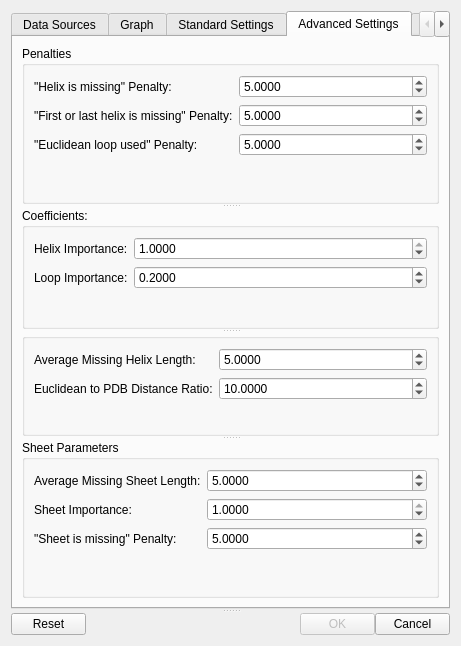
Above: Gorgon/src_ui/ui_dialog_sse_helix_correspondence_finder.ui from GorgonCryoEM/Gorgon before the change. Below: the same form after it.
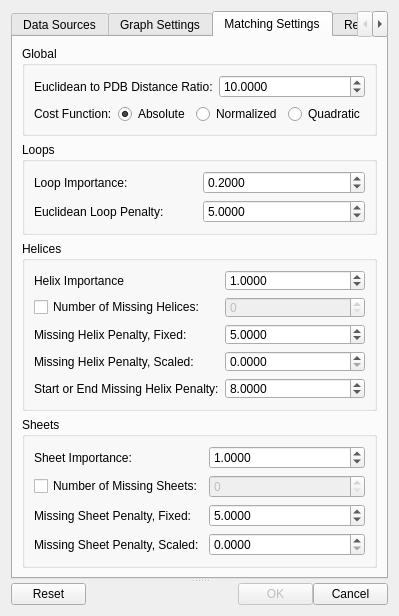
That is the form after the change. The open tabs and pages were chosen to show the change.

Commit message: Rearrange UI elements

```diff
--- a/Gorgon/src_ui/ui_dialog_sse_helix_correspondence_finder.ui
+++ b/Gorgon/src_ui/ui_dialog_sse_helix_correspondence_finder.ui
@@ -5,8 +5,8 @@
    <rect>
     <x>0</x>
     <y>0</y>
-    <width>445</width>
-    <height>646</height>
+    <width>382</width>
+    <height>616</height>
    </rect>
   </property>
   <property name="sizePolicy" >
@@ -71,10 +71,14 @@
        <attribute name="title" >
         <string>Data Sources</string>
        </attribute>
-       <layout class="QGridLayout" name="gridLayout_2" >
-        <item row="0" column="0" >
          <layout class="QVBoxLayout" name="verticalLayout" >
           <item>
+         <widget class="QGroupBox" name="groupBox_7" >
+          <property name="title" >
+           <string>Data Files</string>
+          </property>
+          <layout class="QGridLayout" name="gridLayout_2" >
+           <item row="0" column="0" >
            <layout class="QGridLayout" name="gridLayout" >
             <item row="0" column="0" >
              <widget class="QLabel" name="label_3" >
@@ -196,8 +200,25 @@
               </property>
              </widget>
             </item>
-            <item row="5" column="0" >
+            </layout>
+           </item>
+          </layout>
+         </widget>
+        </item>
+        <item>
+         <widget class="QGroupBox" name="groupBox_8" >
+          <property name="title" >
+           <string>Data Files, Graph Settings, and Matching Settings</string>
+          </property>
+          <layout class="QGridLayout" name="gridLayout_6" >
+           <item row="0" column="0" >
              <widget class="QLabel" name="label_20" >
+             <property name="minimumSize" >
+              <size>
+               <width>98</width>
+               <height>0</height>
+              </size>
+             </property>
               <property name="lineWidth" >
                <number>0</number>
               </property>
@@ -206,7 +227,7 @@
               </property>
              </widget>
             </item>
-            <item row="5" column="1" >
+           <item row="0" column="1" >
              <widget class="QLineEdit" name="lineEditSettingsFile" >
               <property name="enabled" >
                <bool>false</bool>
@@ -216,7 +237,7 @@
               </property>
              </widget>
             </item>
-            <item row="5" column="2" >
+           <item row="0" column="2" >
              <widget class="QPushButton" name="pushButtonGetSettingsFile" >
               <property name="text" >
                <string>...</string>
@@ -224,6 +245,7 @@
              </widget>
             </item>
            </layout>
+         </widget>
           </item>
           <item>
            <spacer name="verticalSpacer_2" >
@@ -232,19 +254,17 @@
             </property>
             <property name="sizeHint" stdset="0" >
              <size>
-              <width>20</width>
-              <height>40</height>
+            <width>338</width>
+            <height>198</height>
              </size>
             </property>
            </spacer>
-          </item>
-         </layout>
         </item>
        </layout>
       </widget>
       <widget class="QWidget" name="tabGraphSettings" >
        <attribute name="title" >
-        <string>Graph</string>
+        <string>Graph Settings</string>
        </attribute>
        <layout class="QVBoxLayout" name="verticalLayout_2" >
         <item>
@@ -272,7 +292,7 @@
             </size>
            </property>
            <property name="title" >
-            <string>Graph Parameters</string>
+            <string>Graph Settings</string>
            </property>
            <layout class="QGridLayout" name="gridLayout_4" >
             <item row="0" column="0" >
@@ -327,7 +347,7 @@
                </widget>
               </item>
               <item row="5" column="0" colspan="2" >
-               <widget class="QCheckBox" name="checkBoxPruneSkeleton" >
+               <widget class="QCheckBox" name="checkBoxIncludeSheets" >
                 <property name="sizePolicy" >
                  <sizepolicy vsizetype="Fixed" hsizetype="MinimumExpanding" >
                   <horstretch>0</horstretch>
@@ -376,7 +396,7 @@
                   <string>The maximum euclidean distance between possibly connected helices even if they are not connected in the skeleton</string>
                  </property>
                  <property name="text" >
-                  <string>Minimum Sheet Size</string>
+                  <string>Minimum Sheet Size:</string>
                  </property>
                 </widget>
                </widget>
@@ -398,6 +418,9 @@
                 <property name="layoutDirection" >
                  <enum>Qt::LeftToRight</enum>
                 </property>
+                <property name="maximum" >
+                 <number>99999</number>
+                </property>
                 <property name="value" >
                  <number>10</number>
                 </property>
@@ -431,7 +454,7 @@
                   <string>The maximum euclidean distance between possibly connected helices even if they are not connected in the skeleton</string>
                  </property>
                  <property name="text" >
-                  <string>Maximum Sheet Distance</string>
+                  <string>Maximum Sheet Distance:</string>
                  </property>
                 </widget>
                </widget>
@@ -486,7 +509,7 @@
                   </size>
                  </property>
                  <property name="text" >
-                  <string>Sheet Self-Loop Length</string>
+                  <string>Sheet Self-Loop Length:</string>
                  </property>
                 </widget>
                </widget>
@@ -604,7 +627,7 @@
            </property>
            <layout class="QGridLayout" name="gridLayout_5" >
             <item row="0" column="0" >
-             <widget class="QCheckBox" name="checkBoxShowSheetCorners_2" >
+             <widget class="QCheckBox" name="checkBoxShowSkeleton" >
               <property name="sizePolicy" >
                <sizepolicy vsizetype="Fixed" hsizetype="Preferred" >
                 <horstretch>0</horstretch>
@@ -627,7 +650,7 @@
              </widget>
             </item>
             <item row="2" column="0" >
-             <widget class="QCheckBox" name="checkBoxShowSheetCorners_3" >
+             <widget class="QCheckBox" name="checkBoxShowHelices" >
               <property name="sizePolicy" >
                <sizepolicy vsizetype="Fixed" hsizetype="Preferred" >
                 <horstretch>0</horstretch>
@@ -666,7 +689,7 @@
              </widget>
             </item>
             <item row="5" column="0" >
-             <widget class="QCheckBox" name="checkBoxShowSheetCorners_4" >
+             <widget class="QCheckBox" name="checkBoxShowSheets" >
               <property name="sizePolicy" >
                <sizepolicy vsizetype="Fixed" hsizetype="Preferred" >
                 <horstretch>0</horstretch>
@@ -735,7 +758,7 @@
                </size>
               </property>
               <property name="text" >
-               <string>Show Paths</string>
+               <string>Show All Loops</string>
               </property>
               <property name="tristate" >
                <bool>false</bool>
@@ -761,32 +784,58 @@
         </item>
        </layout>
       </widget>
-      <widget class="QWidget" name="tabStandardSettings" >
+      <widget class="QWidget" name="tabAdvancedSettings" >
        <attribute name="title" >
-        <string>Standard Settings</string>
+        <string>Matching Settings</string>
        </attribute>
-       <layout class="QVBoxLayout" name="verticalLayout_8" >
-        <item>
-         <widget class="QSplitter" name="splitter_2" >
-          <property name="orientation" >
-           <enum>Qt::Vertical</enum>
-          </property>
-          <widget class="QWidget" name="layoutWidget" >
            <layout class="QVBoxLayout" name="verticalLayout_4" >
             <item>
-             <widget class="QGroupBox" name="groupBoxCostFunction" >
-              <property name="sizePolicy" >
-               <sizepolicy vsizetype="Preferred" hsizetype="Expanding" >
-                <horstretch>0</horstretch>
-                <verstretch>0</verstretch>
-               </sizepolicy>
-              </property>
+         <widget class="QGroupBox" name="groupBox_6" >
               <property name="title" >
-               <string>Cost Function:</string>
-              </property>
+           <string>Global</string>
+          </property>
+          <layout class="QGridLayout" name="gridLayout_13" >
+           <item row="0" column="0" >
               <layout class="QVBoxLayout" name="verticalLayout_3" >
+             <item>
+              <layout class="QGridLayout" name="gridLayout_12" >
+               <item row="0" column="0" >
+                <widget class="QLabel" name="label_13" >
+                 <property name="text" >
+                  <string>Euclidean to PDB Distance Ratio:</string>
+                 </property>
+                </widget>
+               </item>
+               <item row="0" column="1" >
+                <widget class="QDoubleSpinBox" name="doubleSpinBoxEuclideanToPDBRatio" >
+                 <property name="sizePolicy" >
+                  <sizepolicy vsizetype="Fixed" hsizetype="Preferred" >
+                   <horstretch>0</horstretch>
+                   <verstretch>0</verstretch>
+                  </sizepolicy>
+                 </property>
+                 <property name="decimals" >
+                  <number>4</number>
+                 </property>
+                 <property name="maximum" >
+                  <double>10000000.000000000000000</double>
+                 </property>
+                 <property name="value" >
+                  <double>10.000000000000000</double>
+                 </property>
+                </widget>
+               </item>
+              </layout>
+             </item>
                <item>
                 <layout class="QHBoxLayout" name="horizontalLayout_3" >
+               <item>
+                <widget class="QLabel" name="label_22" >
+                 <property name="text" >
+                  <string>Cost Function:</string>
+                 </property>
+                </widget>
+               </item>
                  <item>
                   <widget class="QRadioButton" name="radioButtonAbsoluteDifference" >
                    <property name="sizePolicy" >
@@ -796,7 +845,7 @@
                     </sizepolicy>
                    </property>
                    <property name="text" >
-                    <string>Absolute Difference</string>
+                  <string>Absolute</string>
                    </property>
                    <property name="checked" >
                     <bool>true</bool>
@@ -812,7 +861,7 @@
                     </sizepolicy>
                    </property>
                    <property name="text" >
-                    <string>Normalized Difference</string>
+                  <string>Normalized</string>
                    </property>
                   </widget>
                  </item>
@@ -825,9 +874,11 @@
                     </sizepolicy>
                    </property>
                    <property name="text" >
-                    <string>Quadratic Error</string>
-                   </property>
-                  </widget>
+                  <string>Quadratic</string>
+                 </property>
+                </widget>
+               </item>
+              </layout>
                  </item>
                 </layout>
                </item>
@@ -835,56 +886,74 @@
              </widget>
             </item>
             <item>
-             <layout class="QFormLayout" name="formLayout_2" >
-              <property name="fieldGrowthPolicy" >
-               <enum>QFormLayout::AllNonFixedFieldsGrow</enum>
-              </property>
+         <widget class="QGroupBox" name="groupBox_2" >
+          <property name="title" >
+           <string>Loops</string>
+          </property>
+          <layout class="QGridLayout" name="gridLayout_9" >
               <item row="0" column="0" >
-               <widget class="QCheckBox" name="checkBoxMissingHelices" >
+            <layout class="QGridLayout" name="gridLayout_8" >
+             <item row="0" column="0" >
+              <widget class="QLabel" name="label_11" >
                 <property name="text" >
-                 <string>No of Missing Helices:</string>
+                <string>Loop Importance:</string>
                 </property>
                </widget>
               </item>
               <item row="0" column="1" >
-               <widget class="QSpinBox" name="spinBoxMissingHelixCount" >
-                <property name="enabled" >
-                 <bool>false</bool>
+              <widget class="QDoubleSpinBox" name="doubleSpinBoxLoopImportance" >
+               <property name="sizePolicy" >
+                <sizepolicy vsizetype="Fixed" hsizetype="Preferred" >
+                 <horstretch>0</horstretch>
+                 <verstretch>0</verstretch>
+                </sizepolicy>
+               </property>
+               <property name="decimals" >
+                <number>4</number>
+               </property>
+               <property name="maximum" >
+                <double>100.000000000000000</double>
+               </property>
+               <property name="singleStep" >
+                <double>0.100000000000000</double>
+               </property>
+               <property name="value" >
+                <double>0.200000000000000</double>
                 </property>
                </widget>
               </item>
               <item row="1" column="0" >
-               <widget class="QCheckBox" name="checkBoxMissingSheets" >
+              <widget class="QLabel" name="label_9" >
                 <property name="text" >
-                 <string>No of Missing Sheets</string>
+                <string>Euclidean Loop Penalty:</string>
                 </property>
                </widget>
               </item>
               <item row="1" column="1" >
-               <widget class="QSpinBox" name="spinBoxMissingSheetCount" >
-                <property name="enabled" >
-                 <bool>false</bool>
-                </property>
+              <widget class="QDoubleSpinBox" name="doubleSpinBoxEuclideanLoopUsedPenalty" >
+               <property name="sizePolicy" >
+                <sizepolicy vsizetype="Fixed" hsizetype="Preferred" >
+                 <horstretch>0</horstretch>
+                 <verstretch>0</verstretch>
+                </sizepolicy>
+               </property>
+               <property name="decimals" >
+                <number>4</number>
+               </property>
+               <property name="maximum" >
+                <double>999999999.999899983406067</double>
+               </property>
+               <property name="value" >
+                <double>5.000000000000000</double>
+               </property>
                </widget>
               </item>
              </layout>
             </item>
            </layout>
           </widget>
-         </widget>
         </item>
-       </layout>
-      </widget>
-      <widget class="QWidget" name="tabAdvancedSettings" >
-       <attribute name="title" >
-        <string>Advanced Settings</string>
-       </attribute>
-       <layout class="QVBoxLayout" name="verticalLayout_9" >
         <item>
-         <widget class="QSplitter" name="splitter_4" >
-          <property name="orientation" >
-           <enum>Qt::Vertical</enum>
-          </property>
           <widget class="QGroupBox" name="groupBox" >
            <property name="sizePolicy" >
             <sizepolicy vsizetype="Preferred" hsizetype="Preferred" >
@@ -893,7 +962,7 @@
             </sizepolicy>
            </property>
            <property name="title" >
-            <string>Penalties</string>
+           <string>Helices</string>
            </property>
            <property name="flat" >
             <bool>false</bool>
@@ -901,15 +970,60 @@
            <property name="checkable" >
             <bool>false</bool>
            </property>
-           <layout class="QFormLayout" name="formLayout_6" >
+          <layout class="QGridLayout" name="gridLayout_11" >
             <item row="0" column="0" >
+            <layout class="QGridLayout" name="gridLayout_7" >
+             <item row="0" column="0" >
+              <widget class="QLabel" name="label_10" >
+               <property name="text" >
+                <string>Helix Importance</string>
+               </property>
+              </widget>
+             </item>
+             <item row="0" column="1" >
+              <widget class="QDoubleSpinBox" name="doubleSpinBoxHelixImportance" >
+               <property name="sizePolicy" >
+                <sizepolicy vsizetype="Fixed" hsizetype="Preferred" >
+                 <horstretch>0</horstretch>
+                 <verstretch>0</verstretch>
+                </sizepolicy>
+               </property>
+               <property name="decimals" >
+                <number>4</number>
+               </property>
+               <property name="maximum" >
+                <double>100.000000000000000</double>
+               </property>
+               <property name="singleStep" >
+                <double>0.100000000000000</double>
+               </property>
+               <property name="value" >
+                <double>1.000000000000000</double>
+               </property>
+              </widget>
+             </item>
+             <item row="1" column="0" >
+              <widget class="QCheckBox" name="checkBoxMissingHelices" >
+               <property name="text" >
+                <string>Number of Missing Helices:</string>
+               </property>
+              </widget>
+             </item>
+             <item row="1" column="1" >
+              <widget class="QSpinBox" name="spinBoxMissingHelixCount" >
+               <property name="enabled" >
+                <bool>false</bool>
+               </property>
+              </widget>
+             </item>
+             <item row="2" column="0" >
              <widget class="QLabel" name="label_7" >
               <property name="text" >
-               <string>"Helix is missing" Penalty:</string>
+                <string>Missing Helix Penalty, Fixed:</string>
               </property>
              </widget>
             </item>
-            <item row="0" column="1" >
+             <item row="2" column="1" >
              <widget class="QDoubleSpinBox" name="doubleSpinBoxHelixMissingPenalty" >
               <property name="sizePolicy" >
                <sizepolicy vsizetype="Fixed" hsizetype="Preferred" >
@@ -917,6 +1031,9 @@
                 <verstretch>0</verstretch>
                </sizepolicy>
               </property>
+               <property name="text" stdset="0" >
+                <string>5.0000</string>
+               </property>
               <property name="decimals" >
                <number>4</number>
               </property>
@@ -928,14 +1045,46 @@
               </property>
              </widget>
             </item>
-            <item row="1" column="0" >
+             <item row="3" column="0" >
+              <widget class="QLabel" name="label_12" >
+               <property name="text" >
+                <string>Missing Helix Penalty, Scaled:</string>
+               </property>
+              </widget>
+             </item>
+             <item row="3" column="1" >
+              <widget class="QDoubleSpinBox" name="doubleSpinBoxHelixMissingPenaltyScaled" >
+               <property name="sizePolicy" >
+                <sizepolicy vsizetype="Fixed" hsizetype="Preferred" >
+                 <horstretch>0</horstretch>
+                 <verstretch>0</verstretch>
+                </sizepolicy>
+               </property>
+               <property name="text" stdset="0" >
+                <string>0.0000</string>
+               </property>
+               <property name="decimals" >
+                <number>4</number>
+               </property>
+               <property name="maximum" >
+                <double>10.000000000000000</double>
+               </property>
+               <property name="singleStep" >
+                <double>0.010000000000000</double>
+               </property>
+               <property name="value" >
+                <double>0.000000000000000</double>
+               </property>
+              </widget>
+             </item>
+             <item row="4" column="0" >
              <widget class="QLabel" name="label_8" >
               <property name="text" >
-               <string>"First or last helix is missing" Penalty:</string>
+                <string>Start or End Missing Helix Penalty:</string>
               </property>
              </widget>
             </item>
-            <item row="1" column="1" >
+             <item row="4" column="1" >
              <widget class="QDoubleSpinBox" name="doubleSpinBoxEndHelixMissingPenalty" >
               <property name="sizePolicy" >
                <sizepolicy vsizetype="Fixed" hsizetype="Preferred" >
@@ -947,204 +1096,37 @@
                <number>4</number>
               </property>
               <property name="maximum" >
-               <double>999999999.999899983406067</double>
-              </property>
-              <property name="value" >
-               <double>5.000000000000000</double>
-              </property>
-             </widget>
-            </item>
-            <item row="2" column="0" >
-             <widget class="QLabel" name="label_9" >
-              <property name="text" >
-               <string>"Euclidean loop used" Penalty:</string>
-              </property>
-             </widget>
-            </item>
-            <item row="2" column="1" >
-             <widget class="QDoubleSpinBox" name="doubleSpinBoxEuclideanLoopUsedPenalty" >
-              <property name="sizePolicy" >
-               <sizepolicy vsizetype="Fixed" hsizetype="Preferred" >
-                <horstretch>0</horstretch>
-                <verstretch>0</verstretch>
-               </sizepolicy>
-              </property>
-              <property name="decimals" >
-               <number>4</number>
-              </property>
-              <property name="maximum" >
-               <double>999999999.999899983406067</double>
-              </property>
-              <property name="value" >
-               <double>5.000000000000000</double>
-              </property>
-             </widget>
-            </item>
-           </layout>
-          </widget>
-          <widget class="QGroupBox" name="groupBox_2" >
-           <property name="title" >
-            <string>Coefficients:</string>
-           </property>
-           <layout class="QFormLayout" name="formLayout_3" >
-            <item row="0" column="0" >
-             <widget class="QLabel" name="label_10" >
-              <property name="text" >
-               <string>Helix Importance:</string>
-              </property>
-             </widget>
-            </item>
-            <item row="0" column="1" >
-             <widget class="QDoubleSpinBox" name="doubleSpinBoxHelixImportance" >
-              <property name="sizePolicy" >
-               <sizepolicy vsizetype="Fixed" hsizetype="Preferred" >
-                <horstretch>0</horstretch>
-                <verstretch>0</verstretch>
-               </sizepolicy>
-              </property>
-              <property name="decimals" >
-               <number>4</number>
-              </property>
-              <property name="maximum" >
+                <double>1000000000.000000000000000</double>
+               </property>
+               <property name="singleStep" >
                <double>1.000000000000000</double>
               </property>
               <property name="value" >
-               <double>1.000000000000000</double>
+                <double>8.000000000000000</double>
               </property>
              </widget>
             </item>
-            <item row="1" column="0" >
-             <widget class="QLabel" name="label_11" >
-              <property name="text" >
-               <string>Loop Importance:</string>
-              </property>
-             </widget>
-            </item>
-            <item row="1" column="1" >
-             <widget class="QDoubleSpinBox" name="doubleSpinBoxLoopImportance" >
-              <property name="sizePolicy" >
-               <sizepolicy vsizetype="Fixed" hsizetype="Preferred" >
-                <horstretch>0</horstretch>
-                <verstretch>0</verstretch>
-               </sizepolicy>
-              </property>
-              <property name="decimals" >
-               <number>4</number>
-              </property>
-              <property name="maximum" >
-               <double>1.000000000000000</double>
-              </property>
-              <property name="value" >
-               <double>0.200000000000000</double>
-              </property>
-             </widget>
-            </item>
-           </layout>
-          </widget>
-          <widget class="QGroupBox" name="groupBox_6" >
-           <property name="title" >
-            <string/>
-           </property>
-           <layout class="QFormLayout" name="formLayout_4" >
-            <property name="fieldGrowthPolicy" >
-             <enum>QFormLayout::AllNonFixedFieldsGrow</enum>
-            </property>
-            <item row="0" column="0" >
-             <widget class="QLabel" name="label_12" >
-              <property name="text" >
-               <string>Average Missing Helix Length:</string>
-              </property>
-             </widget>
-            </item>
-            <item row="0" column="1" >
-             <widget class="QDoubleSpinBox" name="doubleSpinBoxAverageMissingHelixLength" >
-              <property name="sizePolicy" >
-               <sizepolicy vsizetype="Fixed" hsizetype="Preferred" >
-                <horstretch>0</horstretch>
-                <verstretch>0</verstretch>
-               </sizepolicy>
-              </property>
-              <property name="decimals" >
-               <number>4</number>
-              </property>
-              <property name="maximum" >
-               <double>10000000000.000000000000000</double>
-              </property>
-              <property name="value" >
-               <double>5.000000000000000</double>
-              </property>
-             </widget>
-            </item>
-            <item row="1" column="0" >
-             <widget class="QLabel" name="label_13" >
-              <property name="text" >
-               <string>Euclidean to PDB Distance Ratio:</string>
-              </property>
-             </widget>
-            </item>
-            <item row="1" column="1" >
-             <widget class="QDoubleSpinBox" name="doubleSpinBoxEuclideanToPDBRatio" >
-              <property name="sizePolicy" >
-               <sizepolicy vsizetype="Fixed" hsizetype="Preferred" >
-                <horstretch>0</horstretch>
-                <verstretch>0</verstretch>
-               </sizepolicy>
-              </property>
-              <property name="decimals" >
-               <number>4</number>
-              </property>
-              <property name="maximum" >
-               <double>10000000.000000000000000</double>
-              </property>
-              <property name="value" >
-               <double>10.000000000000000</double>
-              </property>
-             </widget>
-            </item>
-           </layout>
-          </widget>
+            </layout>
+           </item>
+          </layout>
+         </widget>
+        </item>
+        <item>
           <widget class="QGroupBox" name="groupBox_5" >
            <property name="title" >
-            <string>Sheet Parameters</string>
-           </property>
-           <layout class="QFormLayout" name="formLayout_5" >
-            <property name="fieldGrowthPolicy" >
-             <enum>QFormLayout::AllNonFixedFieldsGrow</enum>
-            </property>
+           <string>Sheets</string>
+          </property>
+          <layout class="QGridLayout" name="gridLayout_14" >
             <item row="0" column="0" >
-             <widget class="QLabel" name="label_17" >
-              <property name="text" >
-               <string>Average Missing Sheet Length:</string>
-              </property>
-             </widget>
-            </item>
-            <item row="0" column="1" >
-             <widget class="QDoubleSpinBox" name="doubleSpinBoxAverageMissingSheetLength" >
-              <property name="sizePolicy" >
-               <sizepolicy vsizetype="Fixed" hsizetype="Preferred" >
-                <horstretch>0</horstretch>
-                <verstretch>0</verstretch>
-               </sizepolicy>
-              </property>
-              <property name="decimals" >
-               <number>4</number>
-              </property>
-              <property name="maximum" >
-               <double>10000000000.000000000000000</double>
-              </property>
-              <property name="value" >
-               <double>5.000000000000000</double>
-              </property>
-             </widget>
-            </item>
-            <item row="1" column="0" >
+            <layout class="QGridLayout" name="gridLayout_10" >
+             <item row="0" column="0" >
              <widget class="QLabel" name="label_18" >
               <property name="text" >
                <string>Sheet Importance:</string>
               </property>
              </widget>
             </item>
-            <item row="1" column="1" >
+             <item row="0" column="1" >
              <widget class="QDoubleSpinBox" name="doubleSpinBoxSheetImportance" >
               <property name="sizePolicy" >
                <sizepolicy vsizetype="Fixed" hsizetype="Preferred" >
@@ -1159,17 +1141,34 @@
                <number>4</number>
               </property>
               <property name="maximum" >
-               <double>1.000000000000000</double>
+                <double>100.000000000000000</double>
+               </property>
+               <property name="singleStep" >
+                <double>0.100000000000000</double>
               </property>
               <property name="value" >
                <double>1.000000000000000</double>
               </property>
              </widget>
             </item>
+             <item row="1" column="0" >
+              <widget class="QCheckBox" name="checkBoxMissingSheets" >
+               <property name="text" >
+                <string>Number of Missing Sheets:</string>
+               </property>
+              </widget>
+             </item>
+             <item row="1" column="1" >
+              <widget class="QSpinBox" name="spinBoxMissingSheetCount" >
+               <property name="enabled" >
+                <bool>false</bool>
+               </property>
+              </widget>
+             </item>
             <item row="2" column="0" >
              <widget class="QLabel" name="label_19" >
               <property name="text" >
-               <string>"Sheet is missing" Penalty:</string>
+                <string>Missing Sheet Penalty, Fixed:</string>
               </property>
              </widget>
             </item>
@@ -1192,9 +1191,52 @@
               </property>
              </widget>
             </item>
-           </layout>
-          </widget>
-         </widget>
+             <item row="3" column="0" >
+              <widget class="QLabel" name="label_23" >
+               <property name="text" >
+                <string>Missing Sheet Penalty, Scaled:</string>
+               </property>
+              </widget>
+             </item>
+             <item row="3" column="1" >
+              <widget class="QDoubleSpinBox" name="doubleSpinBoxSheetMissingPenaltyScaled" >
+               <property name="sizePolicy" >
+                <sizepolicy vsizetype="Fixed" hsizetype="Preferred" >
+                 <horstretch>0</horstretch>
+                 <verstretch>0</verstretch>
+                </sizepolicy>
+               </property>
+               <property name="decimals" >
+                <number>4</number>
+               </property>
+               <property name="maximum" >
+                <double>10.000000000000000</double>
+               </property>
+               <property name="singleStep" >
+                <double>0.010000000000000</double>
+               </property>
+               <property name="value" >
+                <double>0.000000000000000</double>
+               </property>
+              </widget>
+             </item>
+            </layout>
+           </item>
+          </layout>
+         </widget>
+        </item>
+        <item>
+         <spacer name="verticalSpacer_3" >
+          <property name="orientation" >
+           <enum>Qt::Vertical</enum>
+          </property>
+          <property name="sizeHint" stdset="0" >
+           <size>
+            <width>340</width>
+            <height>18</height>
+           </size>
+          </property>
+         </spacer>
         </item>
        </layout>
       </widget>
```
Left out of the diff: 24 changed lines with no effect on the pictures. Lines whose indentation alone changed are shown as unchanged.
